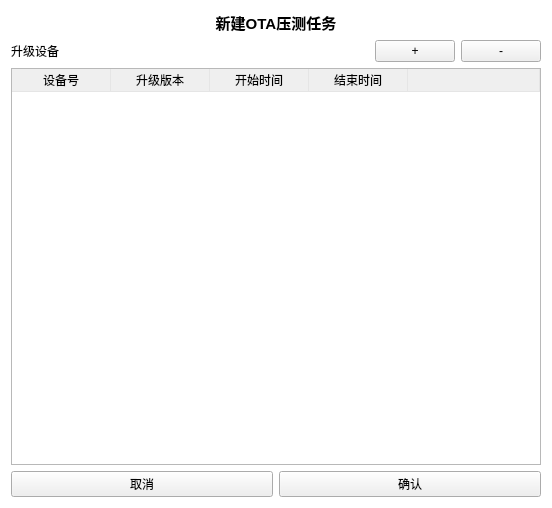
This is qt/functions/presure/createTask.ui in liangfutang/py-modules as Qt 5 draws it before an edit. The edited form follows.
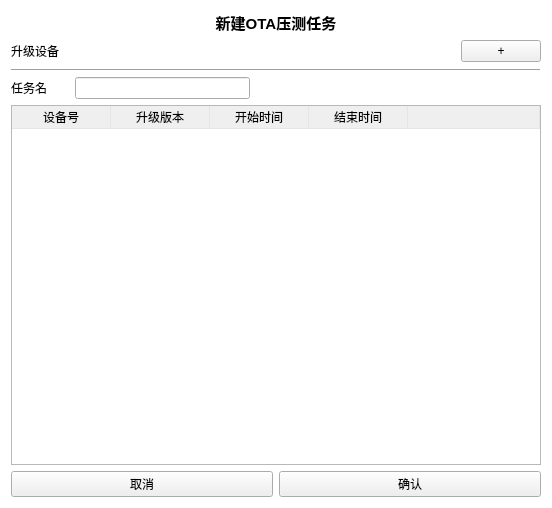
This is the edited form.

Commit message: 1. 新建任务的时候动态删减设备

Diff of the .ui file:
```diff
--- a/qt/functions/presure/createTask.ui
+++ b/qt/functions/presure/createTask.ui
@@ -68,13 +68,43 @@
        </property>
       </widget>
      </item>
+    </layout>
+   </item>
+   <item>
+    <widget class="QFrame" name="frame">
+     <property name="frameShape">
+      <enum>QFrame::HLine</enum>
+     </property>
+     <property name="frameShadow">
+      <enum>QFrame::Raised</enum>
+     </property>
+    </widget>
+   </item>
+   <item>
+    <layout class="QHBoxLayout" name="horizontalLayout_3" stretch="1,3,5">
      <item>
-      <widget class="QPushButton" name="plusOne">
+      <widget class="QLabel" name="label_3">
        <property name="text">
-        <string>-</string>
+        <string>任务名</string>
        </property>
       </widget>
      </item>
+     <item>
+      <widget class="QLineEdit" name="lineEdit"/>
+     </item>
+     <item>
+      <spacer name="horizontalSpacer_2">
+       <property name="orientation">
+        <enum>Qt::Horizontal</enum>
+       </property>
+       <property name="sizeHint" stdset="0">
+        <size>
+         <width>40</width>
+         <height>20</height>
+        </size>
+       </property>
+      </spacer>
+     </item>
     </layout>
    </item>
    <item>
```
Left out of the diff: 2 changed lines with no effect on the pictures. The commit also changes 1 other file.
